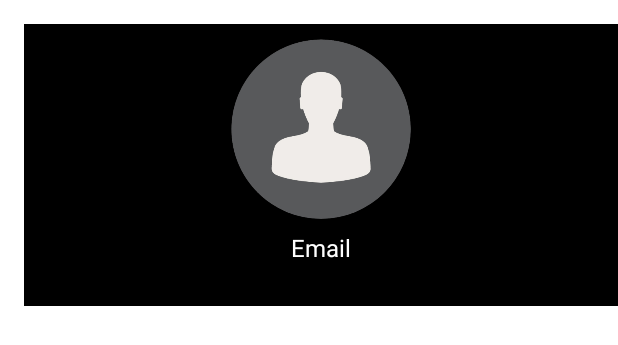
After one commit to FabioAndresSQ/Tech-Moda, an Android app: the layout nav_header.xml on its own in the app's theme, with its tools: preview values and no code run, on a phone screen of 412 x 824 dp. The commit adds this screen. Shown: the top 345 px of the screen. Run offline under Robolectric (Android 15) with nearby library versions, the phone set to English and light mode, and no system bars.

Commit message:
Menu lateral creado y cargada imagen de perfil y correo

```diff
--- a/app/build.gradle
+++ b/app/build.gradle
@@ -55,6 +55,7 @@ dependencies {
     implementation 'androidx.lifecycle:lifecycle-viewmodel-ktx:2.5.1'
     implementation 'androidx.navigation:navigation-fragment-ktx:2.5.1'
     implementation 'androidx.navigation:navigation-ui-ktx:2.5.1'
+    implementation 'de.hdodenhof:circleimageview:3.1.0'
     testImplementation 'junit:junit:4.13.2'
     androidTestImplementation 'androidx.test.ext:junit:1.1.3'
     androidTestImplementation 'androidx.test.espresso:espresso-core:3.4.0'
--- a/app/src/main/AndroidManifest.xml
+++ b/app/src/main/AndroidManifest.xml
@@ -15,8 +15,7 @@
         tools:targetApi="31">
         <activity
             android:name=".view.ui.activities.HomeActivity"
-            android:exported="false"
-            android:theme="@style/AppTheme" />
+            android:exported="false" />
         <activity
             android:name=".view.ui.activities.LoginActivity"
             android:exported="false"
--- /dev/null
+++ b/app/src/main/res/drawable/ic_baseline_comment_24.xml
@@ -0,0 +1,5 @@
+<vector android:height="24dp" android:tint="#FFFFFF"
+    android:viewportHeight="24" android:viewportWidth="24"
+    android:width="24dp" xmlns:android="http://schemas.android.com/apk/res/android">
+    <path android:fillColor="@android:color/white" android:pathData="M21.99,4c0,-1.1 -0.89,-2 -1.99,-2L4,2c-1.1,0 -2,0.9 -2,2v12c0,1.1 0.9,2 2,2h14l4,4 -0.01,-18zM18,14L6,14v-2h12v2zM18,11L6,11L6,9h12v2zM18,8L6,8L6,6h12v2z"/>
+</vector>
--- /dev/null
+++ b/app/src/main/res/drawable/ic_baseline_login_24.xml
@@ -0,0 +1,5 @@
+<vector android:height="24dp" android:tint="#FFFFFF"
+    android:viewportHeight="24" android:viewportWidth="24"
+    android:width="24dp" xmlns:android="http://schemas.android.com/apk/res/android">
+    <path android:fillColor="@android:color/white" android:pathData="M11,7L9.6,8.4l2.6,2.6H2v2h10.2l-2.6,2.6L11,17l5,-5L11,7zM20,19h-8v2h8c1.1,0 2,-0.9 2,-2V5c0,-1.1 -0.9,-2 -2,-2h-8v2h8V19z"/>
+</vector>
--- /dev/null
+++ b/app/src/main/res/layout/nav_header.xml
@@ -0,0 +1,32 @@
+<?xml version="1.0" encoding="utf-8"?>
+<LinearLayout xmlns:android="http://schemas.android.com/apk/res/android"
+    android:layout_width="match_parent"
+    android:layout_height="wrap_content"
+    android:orientation="vertical"
+    android:layout_marginTop="16dp"
+    android:layout_marginStart="16dp"
+    android:background="@color/black">
+
+    <de.hdodenhof.circleimageview.CircleImageView
+        android:layout_width="120dp"
+        android:layout_height="120dp"
+        android:layout_marginTop="10dp"
+        android:layout_gravity="center"
+        android:src="@drawable/default_account"
+        android:id="@+id/profileImage"/>
+    <TextView
+        android:layout_width="match_parent"
+        android:layout_height="wrap_content"
+        android:text="Email"
+        android:textColor="@color/white"
+        android:textSize="16sp"
+        android:padding="8dp"
+        android:textAlignment="center"
+        android:id="@+id/emailLbl"/>
+    <View
+        android:layout_width="match_parent"
+        android:layout_height="1dp"
+        android:layout_marginTop="20dp"
+        android:background="@color/white"/>
+
+</LinearLayout>
--- a/app/src/main/res/values/strings.xml
+++ b/app/src/main/res/values/strings.xml
@@ -15,8 +15,8 @@
     <string name="menu_gallery">Gallery</string>
     <string name="menu_slideshow">Slideshow</string>
 
-    <string name="facebook_app_id">1802523246776101</string>
-    <string name="fb_login_protocol_scheme">fb1802523246776101</string>
-    <string name="facebook_client_token">2075f0fe6d5bd245bc9f23b72e3e228e</string>
+    <string name="open">Abrir</string>
+    <string name="close">Cerrar</string>
+
 
 </resources>
```
Also changed, not shown: app/src/main/java/com/techmoda/view/ui/activities/HomeActivity.kt (+52 -21 lines), app/src/main/java/com/techmoda/view/ui/activities/LoginActivity.kt (+7 -4 lines), app/src/main/res/layout/activity_home.xml (+23 -42 lines), app/src/main/res/menu/lateral_menu.xml (added, +18 -0 lines), app/src/main/res/drawable-xhdpi/default_account.png (added).
